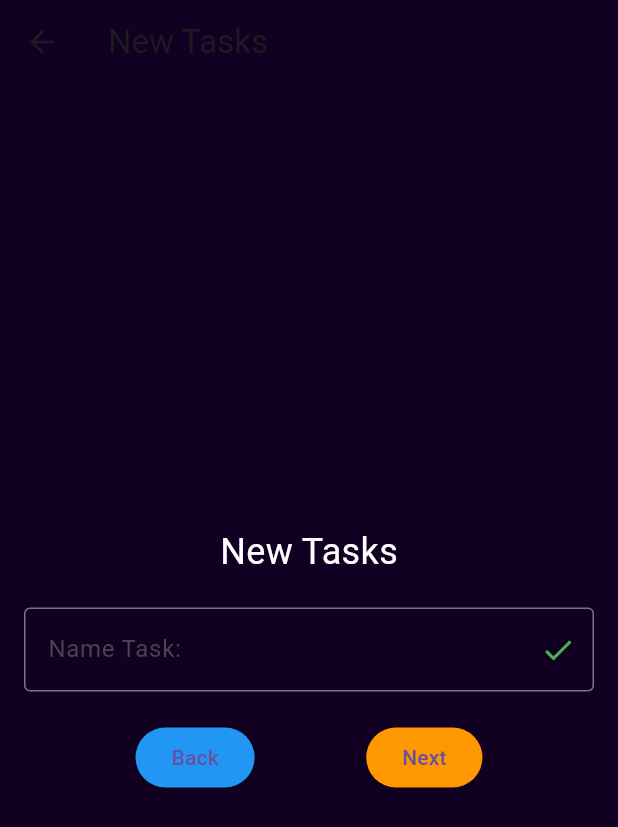
After one commit to Programmingmonth/ToDoApps, a Flutter app: the screen it shows after launch, item 2 of the bottom bar chosen, after a tap on the "add" icon, on a phone screen of 412 x 824 dp. The commit adds this screen. Shown: the top 827 px of the screen. Run offline on Flutter 3.47's test engine with Material 3 defaults, Android fonts, the phone set to English and light mode, and no system bars.

Commit message:
Initial commit

```diff
--- a/timetracker/lib/main.dart
+++ b/timetracker/lib/main.dart
@@ -2,6 +2,7 @@ import 'package:flutter/material.dart';
 import 'screens/home_screen.dart';
 import 'screens/statistics_screen.dart';
 import 'screens/settings_screen.dart';
+import 'screens/new_task_screen.dart';
 
 void main() {
   runApp(MyApp());
@@ -19,6 +20,7 @@ class MyApp extends StatelessWidget {
       routes: {
         '/statistics': (context) => StatisticsScreen(),
         '/settings': (context) => SettingsScreen(),
+        '/new-task': (context) => NewTaskScreen(),
       },
     );
   }
--- a/timetracker/lib/screens/home_screen.dart
+++ b/timetracker/lib/screens/home_screen.dart
@@ -1,6 +1,7 @@
 import 'package:flutter/material.dart';
 import '../widgets/bottom_navbar.dart';
 import '../widgets/time_card.dart';
+import 'new_task_screen.dart';
 
 class HomeScreen extends StatelessWidget {
   @override
@@ -27,6 +28,32 @@ class HomeScreen extends StatelessWidget {
         ),
       ),
       bottomNavigationBar: BottomNavBar(),
+      floatingActionButton: FloatingActionButton(
+        onPressed: () {
+          Navigator.push(
+            context,
+            PageRouteBuilder(
+              pageBuilder: (context, animation, secondaryAnimation) => NewTaskScreen(),
+              transitionsBuilder: (context, animation, secondaryAnimation, child) {
+                var begin = Offset(1.0, 0.0);
+                var end = Offset.zero;
+                var curve = Curves.easeInOut;
+
+                var tween = Tween(begin: begin, end: end).chain(CurveTween(curve: curve));
+                var offsetAnimation = animation.drive(tween);
+
+                return SlideTransition(
+                  position: offsetAnimation,
+                  child: child,
+                );
+              },
+            ),
+          );
+        },
+        child: Icon(Icons.add),
+        backgroundColor: Colors.pink[200],
+      ),
+      floatingActionButtonLocation: FloatingActionButtonLocation.endFloat,
     );
   }
 }
--- /dev/null
+++ b/timetracker/lib/screens/new_task_screen.dart
@@ -0,0 +1,67 @@
+import 'package:flutter/material.dart';
+
+class NewTaskScreen extends StatelessWidget {
+  @override
+  Widget build(BuildContext context) {
+    return Scaffold(
+      backgroundColor: Color(0xFF110022),
+      appBar: AppBar(
+        title: Text('New Tasks'),
+        backgroundColor: Colors.transparent,
+        elevation: 0,
+      ),
+      body: Center(
+        child: Padding(
+          padding: const EdgeInsets.all(16.0),
+          child: Column(
+            mainAxisAlignment: MainAxisAlignment.center,
+            children: [
+              Text(
+                'New Tasks',
+                style: TextStyle(fontSize: 24, color: Colors.white),
+              ),
+              SizedBox(height: 20),
+              TextField(
+                decoration: InputDecoration(
+                  labelText: 'Name Task:',
+                  hintText: 'Typing...',
+                  border: OutlineInputBorder(),
+                  suffixIcon: IconButton(
+                    icon: Icon(Icons.check, color: Colors.green),
+                    onPressed: () {
+                      // Add task logic
+                    },
+                  ),
+                ),
+              ),
+              SizedBox(height: 20),
+              Row(
+                mainAxisAlignment: MainAxisAlignment.spaceEvenly,
+                children: [
+                  ElevatedButton(
+                    onPressed: () {
+                      Navigator.pop(context);
+                    },
+                    child: Text('Back'),
+                    style: ElevatedButton.styleFrom(
+                      backgroundColor: Colors.blue,
+                    ),
+                  ),
+                  ElevatedButton(
+                    onPressed: () {
+                      // Add task logic
+                    },
+                    child: Text('Next'),
+                    style: ElevatedButton.styleFrom(
+                      backgroundColor: Colors.orange,
+                    ),
+                  ),
+                ],
+              ),
+            ],
+          ),
+        ),
+      ),
+    );
+  }
+}
```
